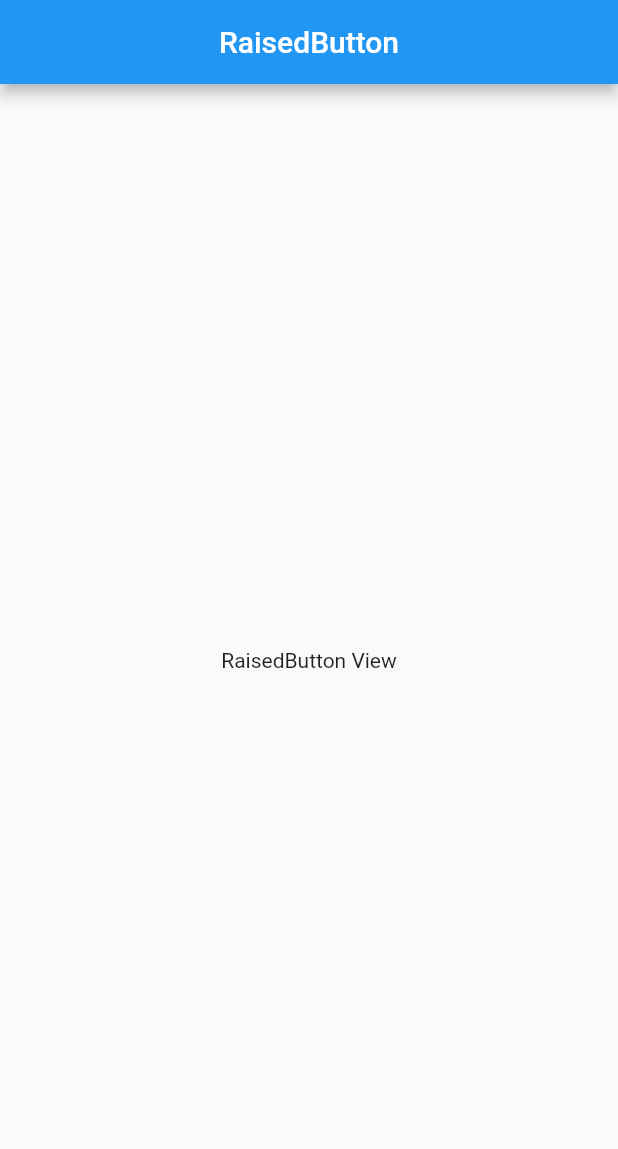
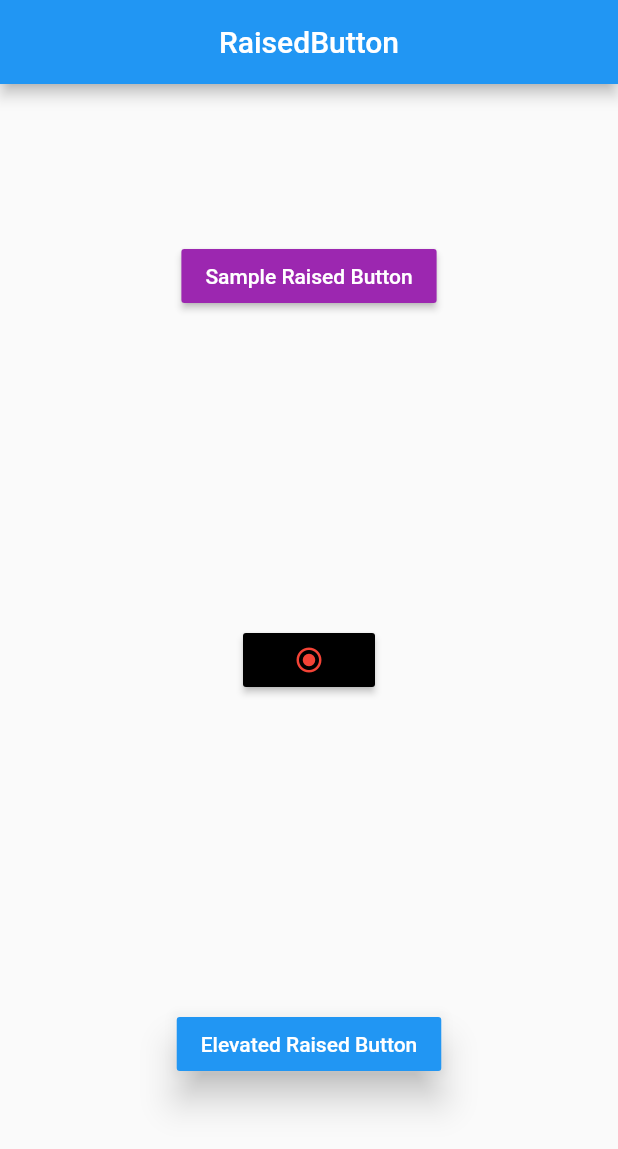
Before and after one commit to jugalw13/Flutter-Widget-Learner, a Flutter app: the RaisedButtonView screen opened directly, on a phone screen of 412 x 824 dp. Shown: the top 1149 px of the screen. Run offline on Flutter 3.47's test engine with Material 2 defaults, Android fonts, the phone set to English and light mode, and no system bars; network calls fail.

Commit message:
finished basic widgets

```diff
--- a/lib/views/basic_views/raised_button_views/raised_button_view.dart
+++ b/lib/views/basic_views/raised_button_views/raised_button_view.dart
@@ -7,7 +7,49 @@ class RaisedButtonView extends StatelessWidget {
     return CustomScaffold(
       title: 'RaisedButton',
       body: Center(
-        child: Text('RaisedButton View'),
+        child: Column(
+          crossAxisAlignment: CrossAxisAlignment.center,
+          mainAxisAlignment: MainAxisAlignment.spaceAround,
+          children: <Widget>[
+            Center(
+              child: RaisedButton(
+                onPressed: () {},
+                child: Text(
+                  'Sample Raised Button',
+                  style: TextStyle(
+                    color: Colors.white,
+                  ),
+                ),
+                color: Colors.purple,
+                splashColor: Colors.white30,
+              ),
+            ),
+            Center(
+              child: RaisedButton(
+                onPressed: () {},
+                child: Icon(
+                  Icons.radio_button_checked,
+                  size: 20,
+                  color: Colors.red,
+                ),
+                color: Colors.black,
+                splashColor: Colors.white30,
+              ),
+            ),
+            Center(
+              child: RaisedButton(
+                onPressed: () {},
+                child: Text(
+                  'Elevated Raised Button',
+                  style: TextStyle(color: Colors.white),
+                ),
+                color: Colors.blue,
+                splashColor: Colors.white30,
+                elevation: 10,
+              ),
+            )
+          ],
+        ),
       ),
     );
   }
--- a/pubspec.yaml
+++ b/pubspec.yaml
@@ -16,3 +16,5 @@ dev_dependencies:
 
 flutter:
   uses-material-design: true
+  assets:
+    - assets/lake.jpg
```
Also changed, not shown: lib/views/basic_views/image_views/image_view.dart (+11 -2 lines), lib/views/basic_views/text_views/text_view.dart (+13 -1 lines), assets/lake.jpg (added).
